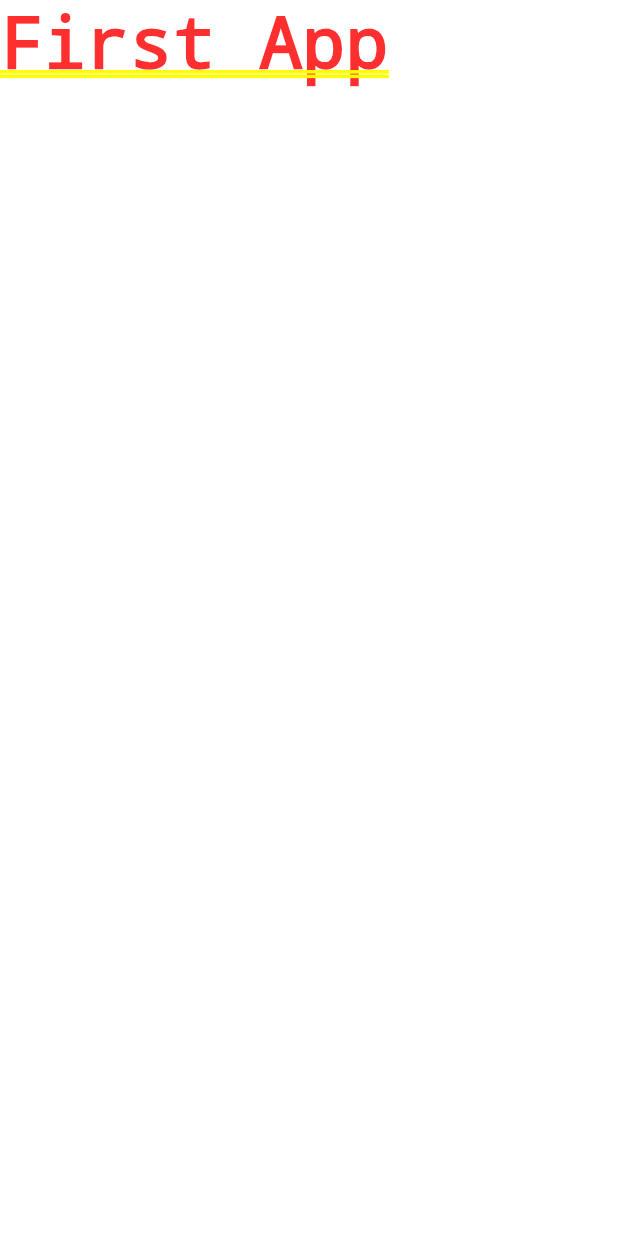
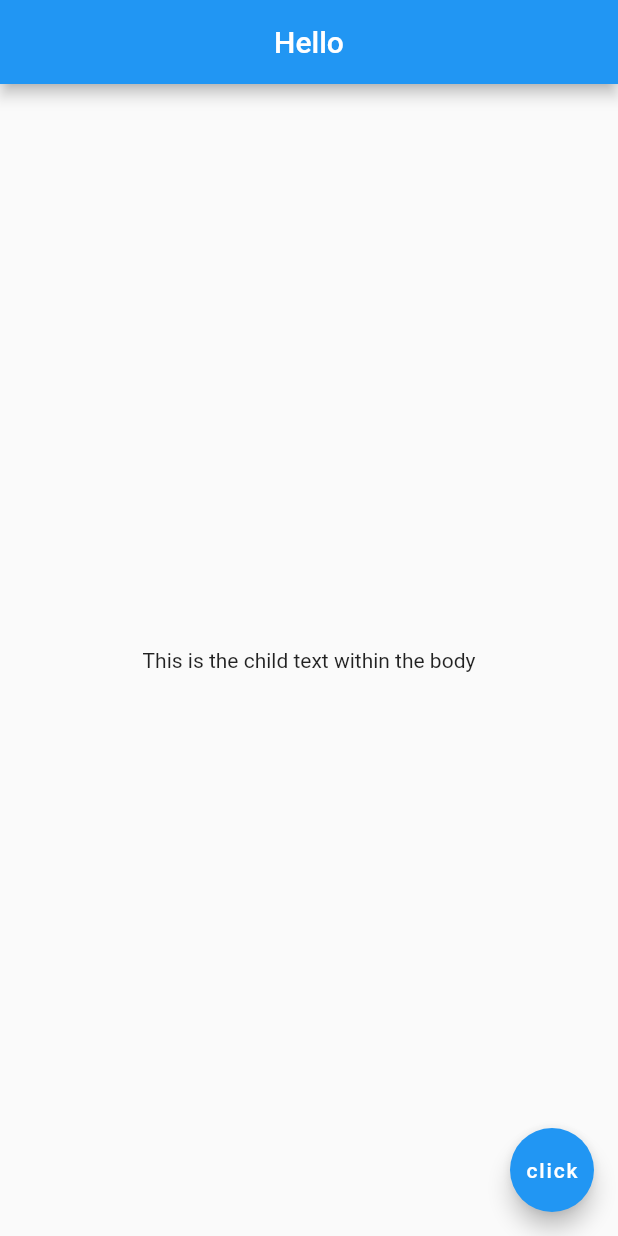
Before and after one commit to codingXllama/LearnFlutter, a Flutter app: the screen it shows after launch, on a phone screen of 412 x 824 dp. Run offline on Flutter 3.47's test engine with Material 2 defaults, Android fonts, the phone set to English and light mode, and no system bars.

Commit message:
Created a basic scaffold layout with notes

```diff
--- a/Demo1/first_app/lib/main.dart
+++ b/Demo1/first_app/lib/main.dart
@@ -2,5 +2,19 @@
 import 'package:flutter/material.dart';
 
 void main() => runApp(MaterialApp(
-  home:Text("First App"),
+  home:Scaffold(
+    // How our app looks on the top
+    //Widgets start with CapLetter
+    //Make sure to add ',' after each property
+    appBar: AppBar(
+      title:Text("Hello"),
+      centerTitle: true,
+    ),
+    body: Center(
+      child: Text("This is the child text within the body"),
+    ),
+    floatingActionButton: FloatingActionButton(
+      child:Text('click'),
+    ),
+  ),
 ));
```
